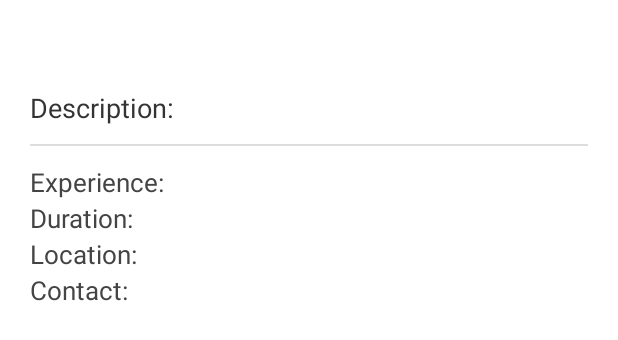
After one commit to asifff009/Nexera, an Android app: the layout activity_job_details.xml on its own in the app's theme, with its tools: preview values and no code run, on a phone screen of 412 x 824 dp. The commit adds this screen. Shown: the top 340 px of the screen. Run offline under Robolectric (Android 15) with nearby library versions, the phone set to English and light mode, and no system bars; network calls fail.

```diff
--- a/app/src/main/AndroidManifest.xml
+++ b/app/src/main/AndroidManifest.xml
@@ -14,6 +14,9 @@
         android:supportsRtl="true"
         android:theme="@style/Theme.StepUpBD"
         android:usesCleartextTraffic="true">
+        <activity
+            android:name=".JobDetailsActivity2"
+            android:exported="false" />
         <activity
             android:name=".JobDetailsActivity"
             android:exported="false" />
@@ -34,6 +37,7 @@
             android:exported="true">
             <intent-filter>
                 <action android:name="android.intent.action.MAIN" />
+
                 <category android:name="android.intent.category.LAUNCHER" />
             </intent-filter>
         </activity>
--- a/app/src/main/java/com/asif/stepupbd/ViewJobs.java
+++ b/app/src/main/java/com/asif/stepupbd/ViewJobs.java
@@ -73,7 +73,7 @@ public class ViewJobs extends AppCompatActivity {
             textDescription.setText("Description: " + desc);
 
             view.setOnClickListener(v -> {
-                Intent intent = new Intent(ViewJobs.this, JobDetailsActivity.class);
+                Intent intent = new Intent(ViewJobs.this, JobDetailsActivity2.class);
                 intent.putExtra("title", job.get("title"));
                 intent.putExtra("description", job.get("description"));
                 intent.putExtra("experience", job.get("experience"));
--- /dev/null
+++ b/app/src/main/res/drawable/bg_item_card.xml
@@ -0,0 +1,5 @@
+<shape xmlns:android="http://schemas.android.com/apk/res/android" android:shape="rectangle">
+    <solid android:color="#FFFFFF"/>
+    <corners android:radius="12dp"/>
+    <padding android:left="10dp" android:top="10dp" android:right="10dp" android:bottom="10dp"/>
+</shape>
--- /dev/null
+++ b/app/src/main/res/drawable/form_background.xml
@@ -0,0 +1,5 @@
+<shape xmlns:android="http://schemas.android.com/apk/res/android">
+    <solid android:color="#FFFFFF" />
+    <corners android:radius="16dp" />
+    <padding android:left="16dp" android:top="16dp" android:right="16dp" android:bottom="16dp"/>
+</shape>
--- /dev/null
+++ b/app/src/main/res/drawable/gradient_background.xml
@@ -0,0 +1,5 @@
+<?xml version="1.0" encoding="utf-8"?>
+<gradient xmlns:android="http://schemas.android.com/apk/res/android"
+    android:startColor="#FF1E3C72"
+    android:endColor="#FF2A5298"
+    android:angle="135" />
--- /dev/null
+++ b/app/src/main/res/drawable/input_background.xml
@@ -0,0 +1,4 @@
+<shape xmlns:android="http://schemas.android.com/apk/res/android">
+    <solid android:color="#EEEEEE" />
+    <corners android:radius="12dp" />
+</shape>
--- /dev/null
+++ b/app/src/main/res/layout/activity_job_details.xml
@@ -0,0 +1,66 @@
+<ScrollView xmlns:android="http://schemas.android.com/apk/res/android"
+    android:background="#FFFFFF"
+    android:layout_width="match_parent"
+    android:layout_height="match_parent"
+    android:padding="20dp">
+
+    <LinearLayout
+        android:orientation="vertical"
+        android:layout_width="match_parent"
+        android:layout_height="wrap_content">
+
+        <TextView
+            android:id="@+id/textTitle"
+            android:textSize="22sp"
+            android:textStyle="bold"
+            android:textColor="#111111"
+            android:layout_marginBottom="10dp"
+            android:layout_width="match_parent"
+            android:layout_height="wrap_content" />
+
+        <TextView
+            android:id="@+id/textDescription"
+            android:text="Description: "
+            android:textSize="18sp"
+            android:textColor="#333333"
+            android:layout_marginBottom="12dp"
+            android:layout_width="match_parent"
+            android:layout_height="wrap_content" />
+
+        <View android:layout_width="match_parent" android:layout_height="1dp" android:background="#DDDDDD"/>
+
+        <TextView
+            android:id="@+id/textExperience"
+            android:text="Experience: "
+            android:textColor="#444444"
+            android:textSize="17sp"
+            android:layout_marginTop="12dp"
+            android:layout_width="match_parent"
+            android:layout_height="wrap_content" />
+
+        <TextView
+            android:id="@+id/textDuration"
+            android:text="Duration: "
+            android:textColor="#444444"
+            android:textSize="17sp"
+            android:layout_width="match_parent"
+            android:layout_height="wrap_content" />
+
+        <TextView
+            android:id="@+id/textLocation"
+            android:text="Location: "
+            android:textColor="#444444"
+            android:textSize="17sp"
+            android:layout_width="match_parent"
+            android:layout_height="wrap_content" />
+
+        <TextView
+            android:id="@+id/textContact"
+            android:text="Contact: "
+            android:textColor="#444444"
+            android:textSize="17sp"
+            android:layout_width="match_parent"
+            android:layout_height="wrap_content" />
+
+    </LinearLayout>
+</ScrollView>
--- a/app/src/main/res/layout/activity_post_job.xml
+++ b/app/src/main/res/layout/activity_post_job.xml
@@ -3,7 +3,8 @@
     android:layout_width="match_parent"
     android:layout_height="match_parent"
     android:background="#F5F5F5"
-    android:padding="16dp">
+    android:padding="16dp"
+    >
 
     <LinearLayout
         android:id="@+id/main"
```
Also changed, not shown: app/src/main/java/com/asif/stepupbd/JobDetailsActivity.java (added, +27 -0 lines), app/src/main/res/drawable/card_background.xml (added, +14 -0 lines), app/src/main/res/drawable/item_background.xml (added, +26 -0 lines).
